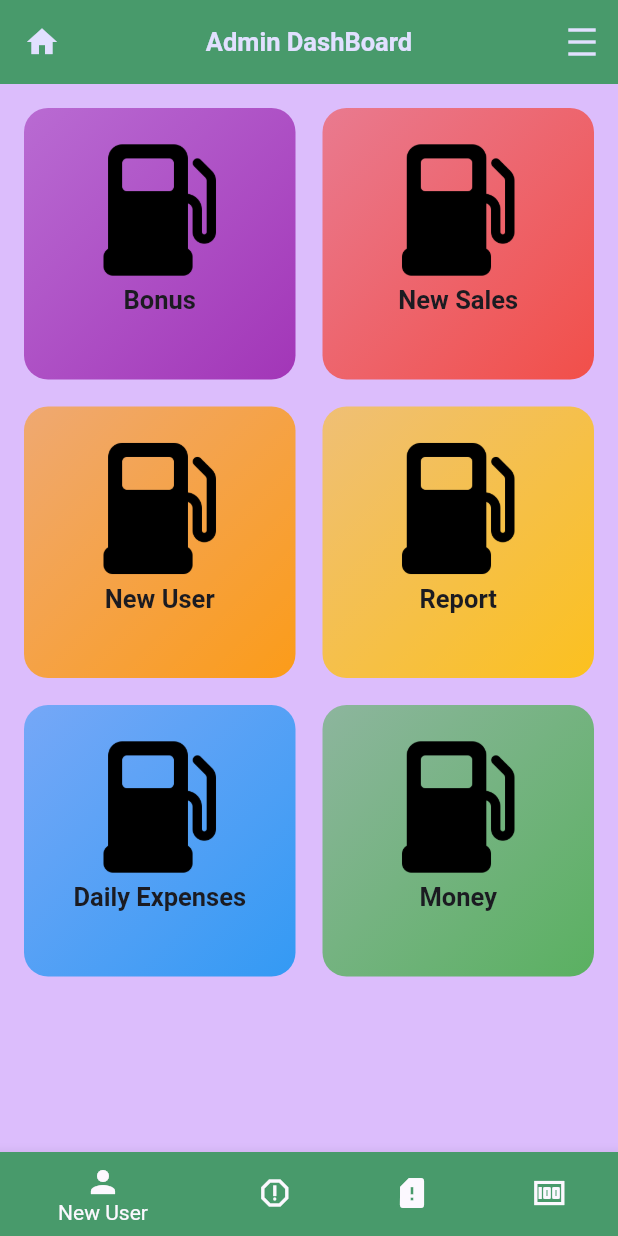
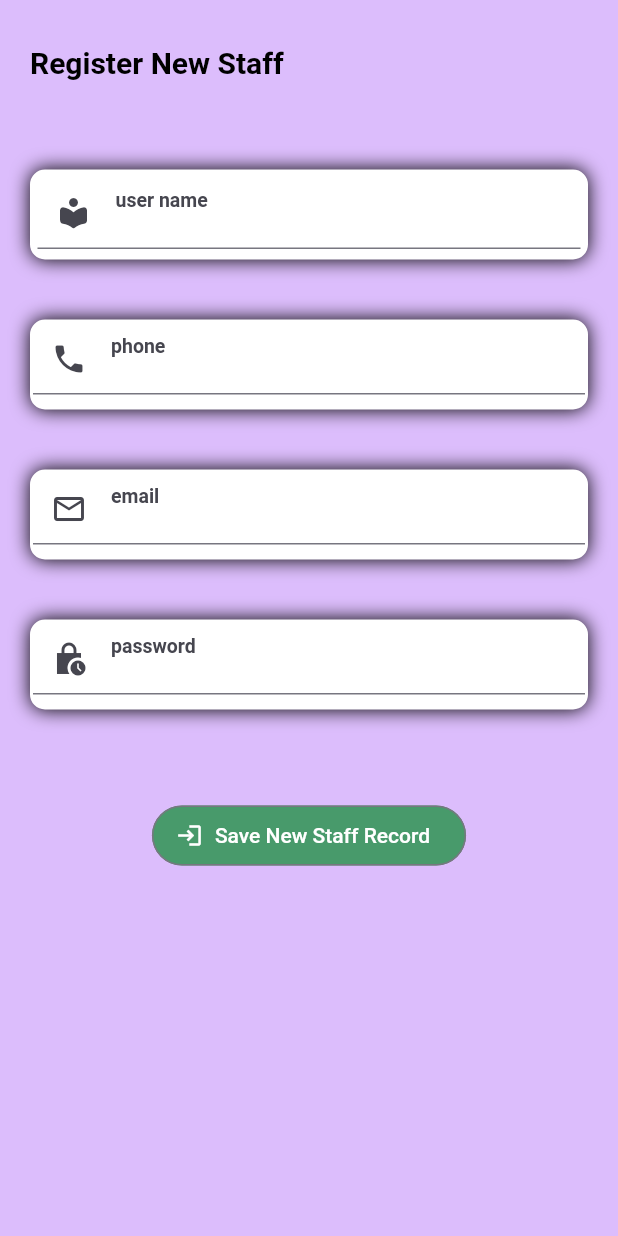
Before and after one commit to Jesutofunmi2/sale_tracker, a Flutter app: the AdminTabScreen screen opened directly, after a tap on "Bonus", on a phone screen of 412 x 824 dp. Run offline on Flutter 3.47's test engine with Material 2 defaults, Android fonts, the phone set to English and light mode, and no system bars; our stand-ins replace animated_splash_screen, google_fonts, lottie, page_transition.

Commit message:
new user registration

```diff
--- a/lib/data/admin_dummy_data.dart
+++ b/lib/data/admin_dummy_data.dart
@@ -11,12 +11,12 @@ const adminavailableCategories = [
   Category(
     id: 'c2',
     title: 'New Sales',
-    color: Colors.red,
+    color: Colors.deepOrangeAccent,
   ),
   Category(
     id: 'c3',
-    title: 'New User',
-    color: Colors.orange,
+    title: 'Add New Sales',
+    color: Colors.blueAccent,
   ),
   Category(
     id: 'c4',
--- a/lib/screen/admin_dashboard.dart
+++ b/lib/screen/admin_dashboard.dart
@@ -3,6 +3,7 @@ import 'package:sale_tracker/data/dummy_data.dart';
 import 'package:sale_tracker/model/category.dart';
 import 'package:sale_tracker/screen/end_user.dart';
 import 'package:sale_tracker/screen/expenses.dart';
+import 'package:sale_tracker/screen/new_registration.dart';
 import 'package:sale_tracker/widget/category_grid.dart';
 
 import '../data/admin_dummy_data.dart';
@@ -21,11 +22,11 @@ class AdminDashBoardScreen extends StatelessWidget {
           ),
         ),
       );
-    } else if (category.id == 'c5') {
+    } else if (category.id == 'c1') {
       Navigator.push(
         context,
         MaterialPageRoute(
-          builder: (ctx) => Expenses(title: category.title,),
+          builder: (ctx) => const RegistrationScreen(),
         ),
       );
     }
--- a/lib/screen/admin_tabScreen.dart
+++ b/lib/screen/admin_tabScreen.dart
@@ -1,6 +1,7 @@
 import 'package:flutter/material.dart';
 import 'package:sale_tracker/screen/dashboard.dart';
 import 'package:sale_tracker/screen/expenses.dart';
+import 'package:sale_tracker/screen/new_registration.dart';
 
 import 'admin_dashboard.dart';
 import 'new_expense.dart';
@@ -13,7 +14,7 @@ class AdminTabScreen extends StatefulWidget {
 
 class _AdminTabScreenState extends State<AdminTabScreen> {
   int _selectedPageInt = 0;
-  var activePageTitle = "Languages";
+  var activePageTitle = "Admin";
 
   @override
   void _selectPage(int index){
@@ -34,11 +35,10 @@ class _AdminTabScreenState extends State<AdminTabScreen> {
     Widget activeScreen = const AdminDashBoardScreen();
     var activePageTitle = "Admin DashBoard";
     if(_selectedPageInt == 1){
-      //activeScreen = const VideoScreen();
-      activePageTitle = "Video";
+      activeScreen = const RegistrationScreen();
+      activePageTitle = "Register";
     }else if(_selectedPageInt == 2){
-      activeScreen = const Expenses(title: "Ex");
-      activePageTitle = "Expense";
+
     }else if(_selectedPageInt == 3){
       //activeScreen = const Profile();
       activePageTitle = "Profile";
@@ -66,8 +66,8 @@ class _AdminTabScreenState extends State<AdminTabScreen> {
         onTap: _selectPage,
         currentIndex: _selectedPageInt,
         items: const [
-          BottomNavigationBarItem(icon: Icon(Icons.person), label: 'New User', backgroundColor:    Color.fromARGB(255, 72, 154, 107),),
-          BottomNavigationBarItem(icon: Icon(Icons.report_outlined), label: 'Report',  backgroundColor:   Color.fromARGB(255, 72, 154, 107),),
+          BottomNavigationBarItem(icon: Icon(Icons.home), label: 'Home', backgroundColor:    Color.fromARGB(255, 72, 154, 107),),
+          BottomNavigationBarItem(icon: Icon(Icons.app_registration), label: 'Register',  backgroundColor:   Color.fromARGB(255, 72, 154, 107),),
           BottomNavigationBarItem(icon: Icon(Icons.sd_card_alert), label: 'Expenses' , backgroundColor:  Color.fromARGB(255, 72, 154, 107),),
           BottomNavigationBarItem(icon: Icon(Icons.money), label: 'Bonus' , backgroundColor:  Color.fromARGB(255, 72, 154, 107),),
         ],
--- /dev/null
+++ b/lib/screen/new_registration.dart
@@ -0,0 +1,238 @@
+import 'dart:convert';
+
+import 'package:flutter/material.dart';
+import 'package:sale_tracker/screen/start.dart';
+import 'package:http/http.dart' as http;
+
+import 'admin_tabScreen.dart';
+
+class RegistrationScreen extends StatefulWidget {
+  const RegistrationScreen({Key? key}) : super(key: key);
+
+  @override
+  State<RegistrationScreen> createState() => _RegistrationScreenState();
+}
+
+class _RegistrationScreenState extends State<RegistrationScreen> {
+  TextEditingController userName = TextEditingController();
+  TextEditingController password = TextEditingController();
+  TextEditingController email = TextEditingController();
+  TextEditingController phone = TextEditingController();
+  String loginText = "Save New Staff Record";
+  bool _isLoading = false;
+  final _formKey = GlobalKey<FormState>();
+
+  _save(String username, password, email, phone, BuildContext context) {
+    if (_formKey.currentState!.validate()) {
+      _formKey.currentState!.save();
+      final url = Uri.https(
+      'sale-tracker-e4ae0-default-rtdb.firebaseio.com', 'user-list.json');
+      http.post(
+        url,
+        headers: {'Content-Type': 'application/json'},
+        body: json.encode(
+          {
+            'name': username,
+            'password': password,
+            'email': email,
+            'phone': phone
+          },
+        ),
+      );
+      ScaffoldMessenger.of(context).showSnackBar(
+        const SnackBar(
+          content: Text('Processing Data'),
+        ),
+      );
+    }
+  }
+
+  @override
+  Widget build(BuildContext context) {
+    return Scaffold(
+      body: Form(
+        key: _formKey,
+        child: Column(
+          mainAxisAlignment: MainAxisAlignment.start,
+          crossAxisAlignment: CrossAxisAlignment.start,
+          children: [
+            const SizedBox(
+              height: 10,
+            ),
+            const Column(
+              mainAxisAlignment: MainAxisAlignment.start,
+              crossAxisAlignment: CrossAxisAlignment.start,
+              children: [
+                Padding(
+                  padding: EdgeInsets.all(20.0),
+                  child: Text(
+                    "Register New Staff",
+                    textAlign: TextAlign.left,
+                    style: TextStyle(
+                      fontWeight: FontWeight.w700,
+                      fontSize: 20,
+                      color: Color.fromARGB(255, 0, 0, 0),
+                    ),
+                  ),
+                ),
+              ],
+            ),
+            const SizedBox(
+              height: 20,
+            ),
+            Column(
+              children: [
+                Center(
+                  child: Container(
+                    height: 60,
+                    margin: const EdgeInsets.all(20),
+                    decoration: BoxDecoration(
+                        borderRadius: BorderRadius.circular(10),
+                        boxShadow: const [BoxShadow(blurRadius: 10.0)],
+                        color: const Color.fromARGB(255, 255, 255, 255),
+                        border: Border.all(
+                          width: 5,
+                          color: const Color.fromARGB(255, 255, 255, 255),
+                        )),
+                    child: Expanded(
+                      child: TextFormField(
+                        validator: (value) {
+                          if (value == null || value.isEmpty) {
+                            return 'Please enter user name';
+                          }
+                          return null;
+                        },
+                        controller: userName,
+                        style: const TextStyle(
+                            fontSize: 13.0, fontWeight: FontWeight.bold),
+                        decoration: const InputDecoration(
+                          prefixIcon: Icon(Icons.local_library_rounded),
+                          hintText: "user name",
+                        ),
+                      ),
+                    ),
+                  ),
+                ),
+                Center(
+                  child: Container(
+                    height: 60,
+                    margin: const EdgeInsets.all(20),
+                    decoration: BoxDecoration(
+                        borderRadius: BorderRadius.circular(10),
+                        boxShadow: const [BoxShadow(blurRadius: 10.0)],
+                        color: const Color.fromARGB(255, 255, 255, 255),
+                        border: Border.all(
+                          width: 2,
+                          color: const Color.fromARGB(255, 255, 255, 255),
+                        )),
+                    child: Expanded(
+                      child: TextFormField(
+                        validator: (value) {
+                          if (value == null || value.isEmpty) {
+                            return 'Please enter user phone';
+                          }
+                          return null;
+                        },
+                        controller: phone,
+                        style: const TextStyle(
+                            fontSize: 13.0, fontWeight: FontWeight.bold),
+                        decoration: const InputDecoration(
+                          prefixIcon: Icon(Icons.phone),
+                          hintText: "phone",
+                        ),
+                      ),
+                    ),
+                  ),
+                ),
+                Center(
+                  child: Container(
+                    height: 60,
+                    margin: const EdgeInsets.all(20),
+                    decoration: BoxDecoration(
+                        borderRadius: BorderRadius.circular(10),
+                        boxShadow: const [BoxShadow(blurRadius: 10.0)],
+                        color: const Color.fromARGB(255, 255, 255, 255),
+                        border: Border.all(
+                          width: 2,
+                          color: const Color.fromARGB(255, 255, 255, 255),
+                        )),
+                    child: Expanded(
+                      child: TextFormField(
+                        validator: (value) {
+                          if (value == null || value.isEmpty) {
+                            return 'Please enter user email';
+                          }
+                          return null;
+                        },
+                        controller: email,
+                        style: const TextStyle(
+                            fontSize: 13.0, fontWeight: FontWeight.bold),
+                        decoration: const InputDecoration(
+                          prefixIcon: Icon(Icons.email_outlined),
+                          hintText: "email",
+                        ),
+                      ),
+                    ),
+                  ),
+                ),
+                Center(
+                  child: Container(
+                    height: 60,
+                    margin: const EdgeInsets.all(20),
+                    decoration: BoxDecoration(
+                        borderRadius: BorderRadius.circular(10),
+                        boxShadow: const [BoxShadow(blurRadius: 10.0)],
+                        color: const Color.fromARGB(255, 255, 255, 255),
+                        border: Border.all(
+                          width: 2,
+                          color: const Color.fromARGB(255, 255, 255, 255),
+                        )),
+                    child: Expanded(
+                      child: TextFormField(
+                        validator: (value) {
+                          if (value == null || value.isEmpty) {
+                            return 'Please enter user password';
+                          }
+                          return null;
+                        },
+                        controller: password,
+                        style: const TextStyle(
+                            fontSize: 13.0, fontWeight: FontWeight.bold),
+                        decoration: const InputDecoration(
+                          prefixIcon: Icon(Icons.lock_clock_sharp),
+                          hintText: "password",
+                        ),
+                      ),
+                    ),
+                  ),
+                ),
+                const SizedBox(
+                  height: 40,
+                ),
+                _isLoading
+                    ? const CircularProgressIndicator(
+                        color: Color.fromARGB(255, 72, 154, 107),
+                        semanticsLabel: "Please wait!",
+                      )
+                    : OutlinedButton.icon(
+                        onPressed: () {
+                          _save(userName.text, password.text, phone.text,
+                              email.text, context);
+                        },
+                        style: OutlinedButton.styleFrom(
+                          foregroundColor: Colors.white,
+                          backgroundColor:
+                              const Color.fromARGB(255, 72, 154, 107),
+                        ),
+                        icon: const Icon(Icons.login_outlined),
+                        label: Text(loginText),
+                      ),
+              ],
+            ),
+            //const Divider(color: Color.fromARGB(255, 241, 156, 0),),
+          ],
+        ),
+      ),
+    );
+  }
+}
```
Also changed, not shown: lib/screen/approve.dart (added, +8 -0 lines), lib/widget/end_user.dart (+90 -22 lines).
